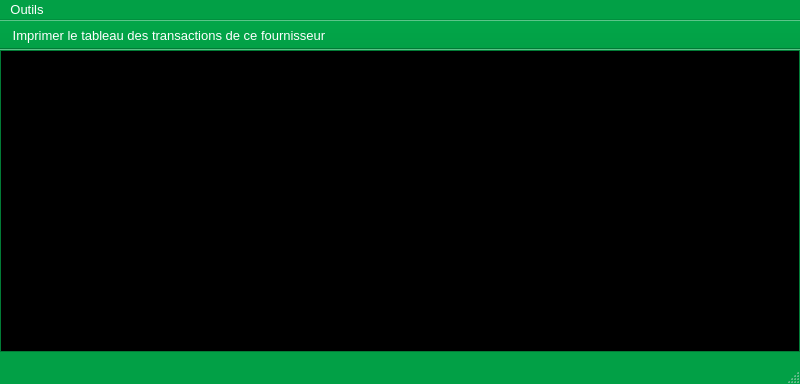
Qt form ui/yeroth-erp-tableau-des-transactions-du-fournisseur-window.ui (xnoumbissinoundou/yeroth-erp-3.0) before a commit.
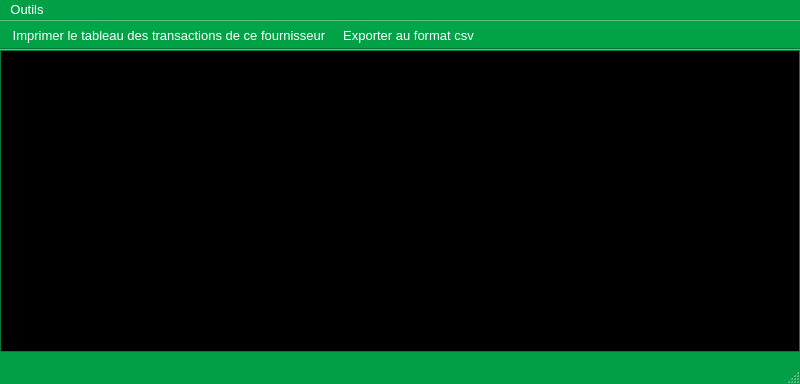
The same form after that commit. Icons and pictures are not drawn. Custom widgets are drawn as their Qt base class.

Commit message: On branch master 	modified:   ui/yeroth-erp-historique-du-stock-window.ui 	modified:   ui/yeroth-erp-tableau-des-transactions-du-client-window.ui 	modified:   ui/yeroth-erp-tableau-des-transactions-du-fournisseur-window.ui

```diff
--- a/ui/yeroth-erp-tableau-des-transactions-du-fournisseur-window.ui
+++ b/ui/yeroth-erp-tableau-des-transactions-du-fournisseur-window.ui
@@ -1746,6 +1746,7 @@
     <bool>false</bool>
    </attribute>
    <addaction name="actionAfficherPDF"/>
+   <addaction name="actionExporter_au_format_csv"/>
   </widget>
   <action name="actionAfficherPDF">
    <property name="icon">
@@ -1764,6 +1765,21 @@
     </font>
    </property>
   </action>
+  <action name="actionExporter_au_format_csv">
+   <property name="icon">
+    <iconset>
+     <normalon>:/yeroth-erp-3-0-images/yeroth-erp-3.0-export-csv-data-icon.png</normalon>
+    </iconset>
+   </property>
+   <property name="text">
+    <string>Exporter au format csv</string>
+   </property>
+   <property name="font">
+    <font>
+     <pointsize>10</pointsize>
+    </font>
+   </property>
+  </action>
  </widget>
  <customwidgets>
   <customwidget>
```
Left out of the diff: 1 changed line with no effect on the pictures. The commit also changes 2 other files.
